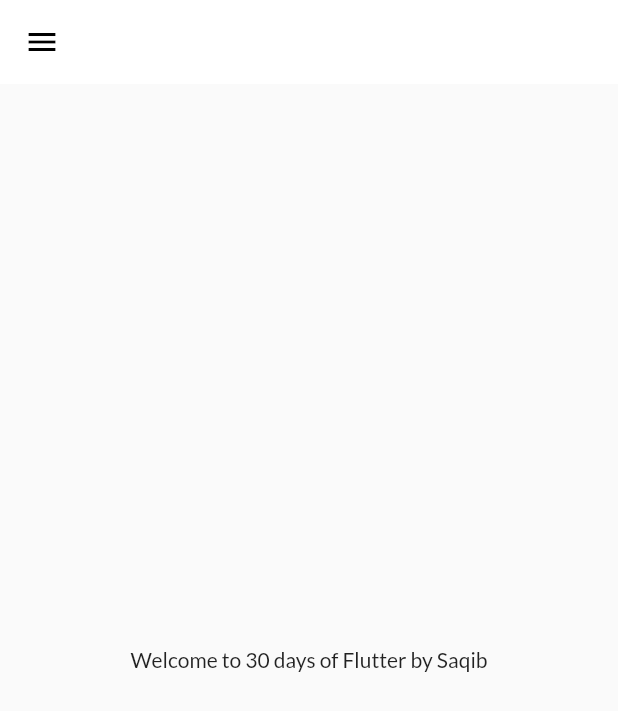
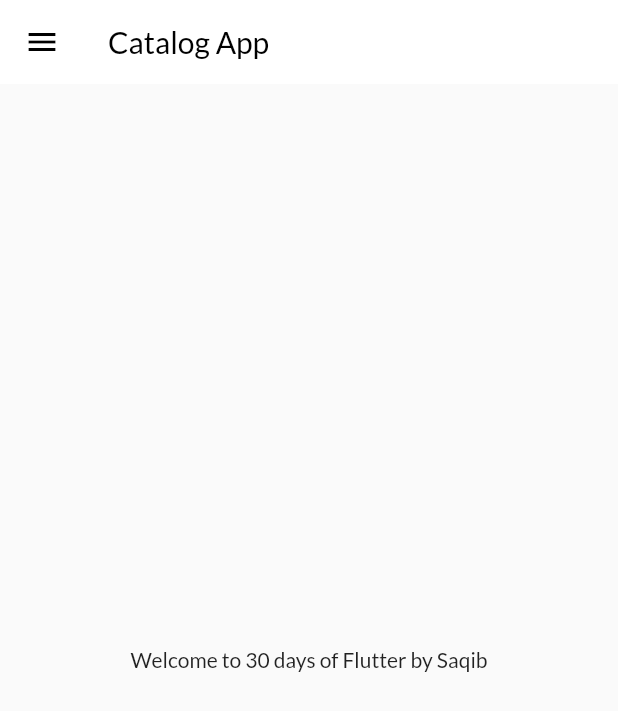
Before and after one commit to Saqib-ai06/catalog_app, a Flutter app: the screen it shows after launch, on a phone screen of 412 x 824 dp. Shown: the top 711 px of the screen. Run offline on Flutter 3.47's test engine with Material 2 defaults, Android fonts, the phone set to English and light mode, and no system bars; our stand-ins replace google_fonts.

Commit message:
fixed app bar text color

```diff
--- a/lib/pages/home_page.dart
+++ b/lib/pages/home_page.dart
@@ -9,7 +9,12 @@ class HomePage extends StatelessWidget {
   Widget build(BuildContext context) {
     return Scaffold(
       appBar: AppBar(
-        title: Text("Catalog App"),
+        title: Text(
+          "Catalog App",
+          style: TextStyle(
+            color: Colors.black,
+          ),
+        ),
       ),
       body: Center(
         child: Text("Welcome to $days days of Flutter by $name"),
```
